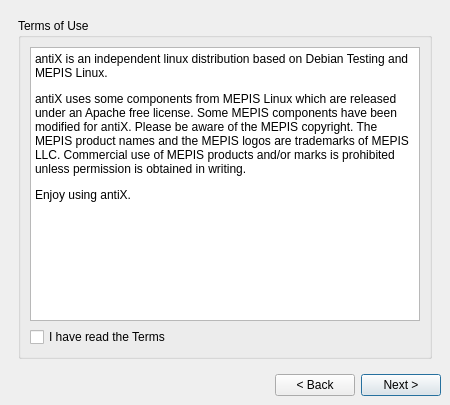
The window that meinstall.ui (anticapitalista/antiX-installer) describes before a commit, drawn with Qt 5.
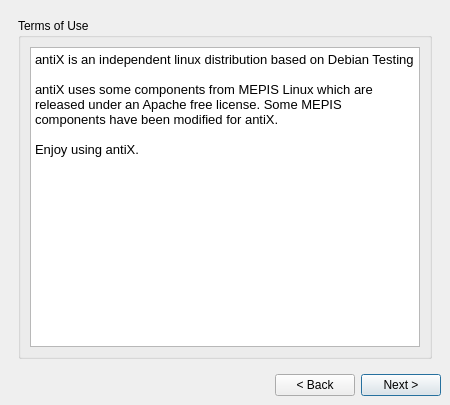
The same window after the commit. The open tabs and pages were chosen to show the change.

```diff
--- a/meinstall.ui
+++ b/meinstall.ui
@@ -114,20 +114,15 @@
              <bool>true</bool>
             </property>
             <property name="html">
-             <string>&lt;p&gt;antiX is an independent linux distribution based on Debian Testing and MEPIS Linux.&lt;/p&gt; &lt;p&gt;antiX uses some components from MEPIS Linux which are released under an Apache free license. Some MEPIS components have been modified for antiX. Please be aware of the MEPIS copyright. The MEPIS product names and the MEPIS logos are trademarks of MEPIS LLC. Commercial use of MEPIS products and/or marks is prohibited unless permission is obtained in writing.&lt;/p&gt; &lt;p&gt;Enjoy using antiX.&lt;/p&gt;</string>
-            </property>
-           </widget>
-          </item>
-          <item row="1" column="0">
-           <widget class="QCheckBox" name="agreeCheckBox">
-            <property name="sizePolicy">
-             <sizepolicy hsizetype="MinimumExpanding" vsizetype="Minimum">
-              <horstretch>0</horstretch>
-              <verstretch>0</verstretch>
-             </sizepolicy>
-            </property>
-            <property name="text">
-             <string>I have read the Terms</string>
+             <string>&lt;!DOCTYPE HTML PUBLIC &quot;-//W3C//DTD HTML 4.0//EN&quot; &quot;http://www.w3.org/TR/REC-html40/strict.dtd&quot;&gt;
+&lt;html&gt;&lt;head&gt;&lt;meta name=&quot;qrichtext&quot; content=&quot;1&quot; /&gt;&lt;style type=&quot;text/css&quot;&gt;
+p, li { white-space: pre-wrap; }
+&lt;/style&gt;&lt;/head&gt;&lt;body style=&quot; font-family:'Sans'; font-size:10pt; font-weight:400; font-style:normal;&quot;&gt;
+&lt;p style=&quot; margin-top:0px; margin-bottom:0px; margin-left:0px; margin-right:0px; -qt-block-indent:0; text-indent:0px;&quot;&gt;antiX is an independent linux distribution based on Debian Testing&lt;/p&gt;
+&lt;p style=&quot;-qt-paragraph-type:empty; margin-top:0px; margin-bottom:0px; margin-left:0px; margin-right:0px; -qt-block-indent:0; text-indent:0px;&quot;&gt;&lt;br /&gt;&lt;/p&gt;
+&lt;p style=&quot; margin-top:0px; margin-bottom:0px; margin-left:0px; margin-right:0px; -qt-block-indent:0; text-indent:0px;&quot;&gt;antiX uses some components from MEPIS Linux which are released under an Apache free license. Some MEPIS components have been modified for antiX.&lt;/p&gt;
+&lt;p style=&quot;-qt-paragraph-type:empty; margin-top:0px; margin-bottom:0px; margin-left:0px; margin-right:0px; -qt-block-indent:0; text-indent:0px;&quot;&gt;&lt;br /&gt;&lt;/p&gt;
+&lt;p style=&quot; margin-top:0px; margin-bottom:0px; margin-left:0px; margin-right:0px; -qt-block-indent:0; text-indent:0px;&quot;&gt;Enjoy using antiX.&lt;/p&gt;&lt;/body&gt;&lt;/html&gt;</string>
             </property>
            </widget>
           </item>
```
Left out of the diff: 151 changed lines with no effect on the pictures.
